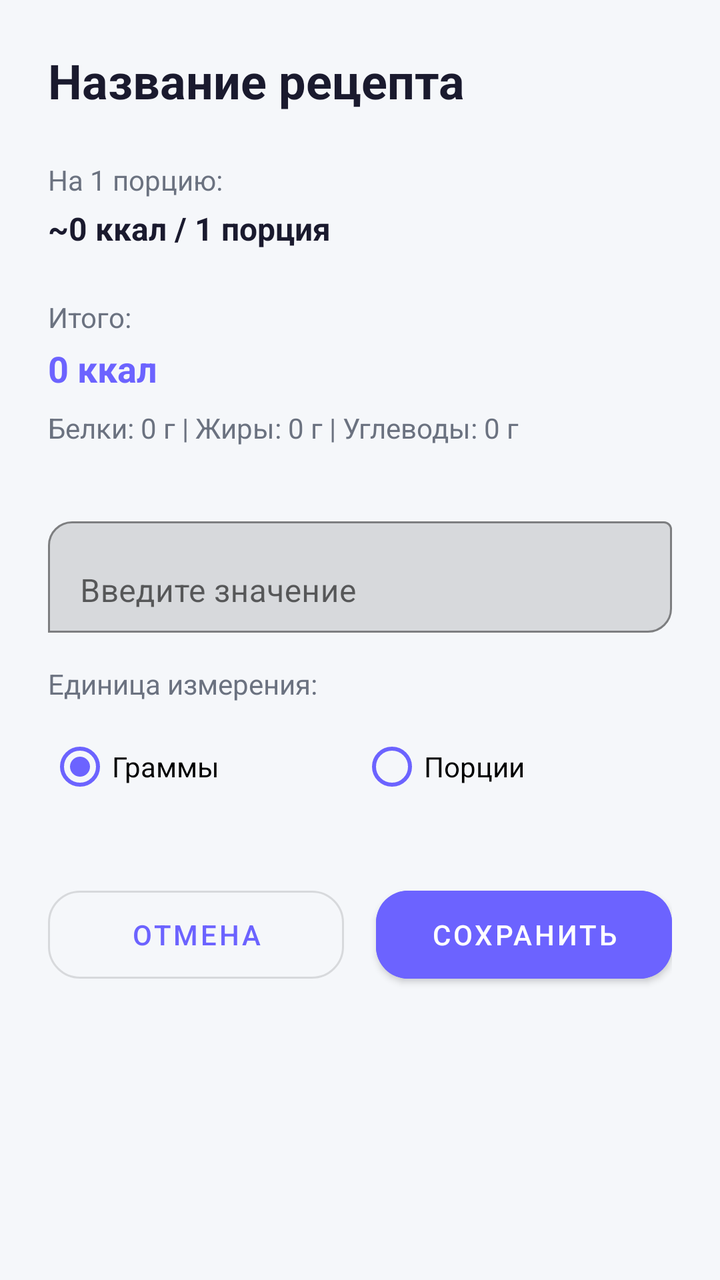
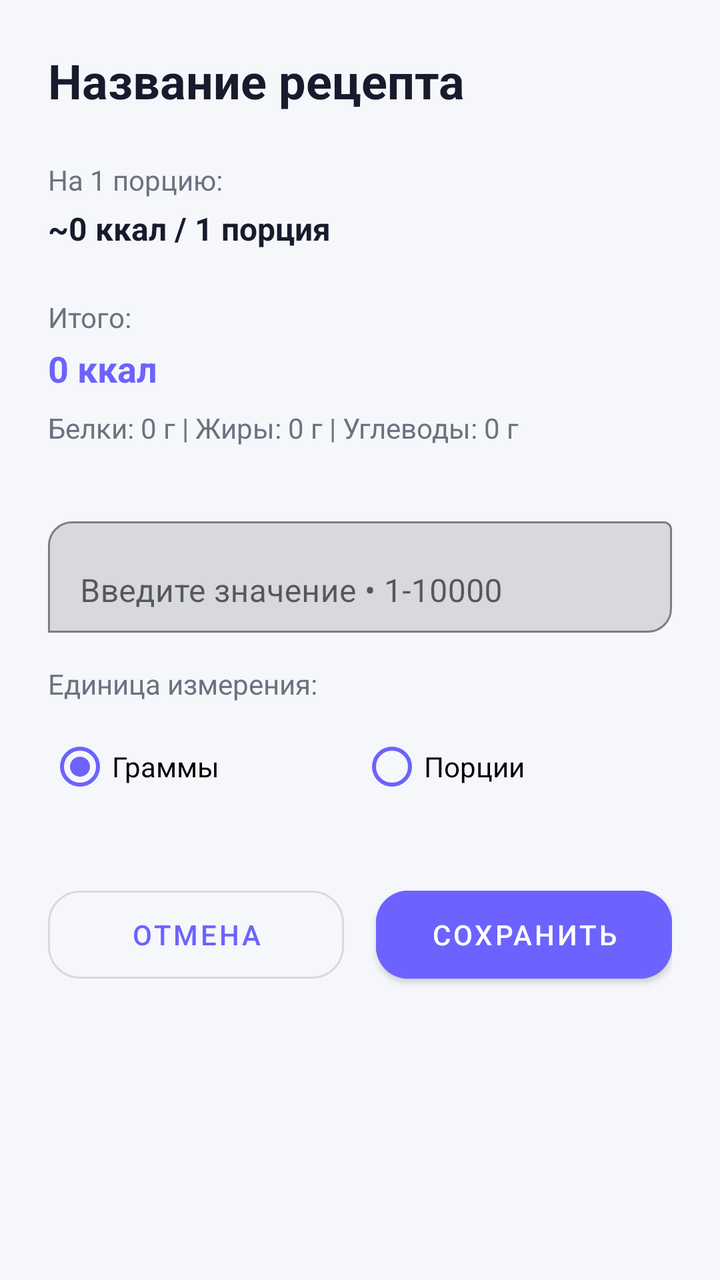

An Android layout rendered at two revisions. The XML below is the earlier revision; the diff shows what the commit changed to produce the second picture.
<!-- AndroidManifest.xml: application theme Theme.CalorieCounter -->
<!-- res/layout/activity_food_portion_calculator.xml -->
<?xml version="1.0" encoding="utf-8"?>
<ScrollView xmlns:android="http://schemas.android.com/apk/res/android"
    xmlns:app="http://schemas.android.com/apk/res-auto"
    android:layout_width="match_parent"
    android:layout_height="match_parent"
    android:background="@color/bg_primary"
    android:padding="24dp"
    android:fillViewport="true">

    <LinearLayout
        android:layout_width="match_parent"
        android:layout_height="wrap_content"
        android:orientation="vertical">

        <TextView
            android:id="@+id/tvRecipeName"
            android:layout_width="wrap_content"
            android:layout_height="wrap_content"
            android:text="Название рецепта"
            android:textSize="24sp"
            android:textStyle="bold"
            android:textColor="@color/text_primary"
            android:layout_marginBottom="24dp" />

        <TextView
            android:layout_width="wrap_content"
            android:layout_height="wrap_content"
            android:text="На 1 порцию:"
            android:textSize="14sp"
            android:textColor="@color/text_secondary"
            android:layout_marginBottom="4dp" />

        <TextView
            android:id="@+id/tvPerServing"
            android:layout_width="wrap_content"
            android:layout_height="wrap_content"
            android:text="~0 ккал / 1 порция"
            android:textSize="16sp"
            android:textColor="@color/text_primary"
            android:textStyle="bold"
            android:layout_marginBottom="24dp" />

        <TextView
            android:layout_width="wrap_content"
            android:layout_height="wrap_content"
            android:text="Итого:"
            android:textSize="14sp"
            android:textColor="@color/text_secondary"
            android:layout_marginBottom="4dp" />

        <TextView
            android:id="@+id/tvCalculated"
            android:layout_width="wrap_content"
            android:layout_height="wrap_content"
            android:text="0 ккал"
            android:tag="accent"
            android:textSize="18sp"
            android:textColor="@color/primary"
            android:textStyle="bold"
            android:layout_marginBottom="8dp" />

        <TextView
            android:id="@+id/tvMacrosCalc"
            android:layout_width="match_parent"
            android:layout_height="wrap_content"
            android:text="Белки: 0 г | Жиры: 0 г | Углеводы: 0 г"
            android:textSize="14sp"
            android:textColor="@color/text_secondary"
            android:layout_marginBottom="32dp"
            android:lineSpacingExtra="4dp" />


        <com.google.android.material.textfield.TextInputLayout
            android:layout_width="match_parent"
            android:layout_height="wrap_content"
            android:layout_marginBottom="16dp"
            app:boxBackgroundMode="outline"
            app:boxCornerRadiusTopStart="12dp"
            app:boxCornerRadiusBottomEnd="12dp"
            android:hint="Введите значение">

            <com.google.android.material.textfield.TextInputEditText
                android:id="@+id/etValue"
                android:layout_width="match_parent"
                android:layout_height="wrap_content"
                android:inputType="numberDecimal"
                android:maxLength="5" />
        </com.google.android.material.textfield.TextInputLayout>


        <TextView
            android:layout_width="wrap_content"
            android:layout_height="wrap_content"
            android:text="Единица измерения:"
            android:textSize="14sp"
            android:textColor="@color/text_secondary"
            android:layout_marginBottom="8dp" />

        <RadioGroup
            android:id="@+id/rgUnit"
            android:layout_width="match_parent"
            android:layout_height="wrap_content"
            android:orientation="horizontal"
            android:layout_marginBottom="32dp">

            <RadioButton
                android:id="@+id/rbGrams"
                android:layout_width="0dp"
                android:layout_weight="1"
                android:layout_height="wrap_content"
                android:text="Граммы"
                android:checked="true"
                android:buttonTint="@color/primary" />

            <RadioButton
                android:id="@+id/rbServings"
                android:layout_width="0dp"
                android:layout_weight="1"
                android:layout_height="wrap_content"
                android:text="Порции"
                android:buttonTint="@color/primary" />
        </RadioGroup>


        <LinearLayout
            android:layout_width="match_parent"
            android:layout_height="wrap_content"
            android:orientation="horizontal">

            <com.google.android.material.button.MaterialButton
                android:id="@+id/btnCancel"
                android:layout_width="0dp"
                android:layout_height="56dp"
                android:layout_weight="1"
                android:layout_marginEnd="8dp"
                android:text="Отмена"
                style="@style/Widget.MaterialComponents.Button.OutlinedButton"
                app:cornerRadius="16dp" />

            <com.google.android.material.button.MaterialButton
                android:id="@+id/btnSave"
                android:layout_width="0dp"
                android:layout_height="56dp"
                android:layout_weight="1"
                android:layout_marginStart="8dp"
                android:text="Сохранить"
                app:cornerRadius="16dp"
                android:backgroundTint="@color/primary" />
        </LinearLayout>
    </LinearLayout>
</ScrollView>
<!-- resources referenced by this layout -->
<resources>
  <color name="bg_primary">#F5F7FA</color>
  <color name="primary">#6C63FF</color>
  <color name="text_primary">#1A1A2E</color>
  <color name="text_secondary">#6B7280</color>
  <style name="Theme.CalorieCounter" parent="Theme.MaterialComponents.Light.NoActionBar">
          <item name="colorPrimary">@color/primary</item>
          <item name="colorPrimaryDark">@color/primary_dark</item>
          <item name="colorAccent">@color/accent</item>
          <item name="android:statusBarColor">@color/primary</item>
          <item name="android:windowLightStatusBar">false</item>
      </style>
  <color name="primary_dark">#5A52D5</color>
  <color name="accent">#00C9A7</color>
</resources>

<!-- the commit's change to res/layout/activity_food_portion_calculator.xml (unified diff, before → after) -->
@@ -77,7 +77,7 @@
             app:boxBackgroundMode="outline"
             app:boxCornerRadiusTopStart="12dp"
             app:boxCornerRadiusBottomEnd="12dp"
-            android:hint="Введите значение">
+            android:hint="Введите значение • 1-10000">
 
             <com.google.android.material.textfield.TextInputEditText
                 android:id="@+id/etValue"
